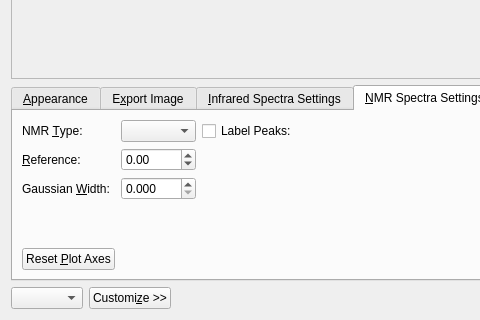
Old version of the form libavogadro/src/extensions/spectradialog.ui in the repository cryos/avogadro; both pictures show x 0 to 480 and y 228 to 548 of the 838 by 548 pixel window.
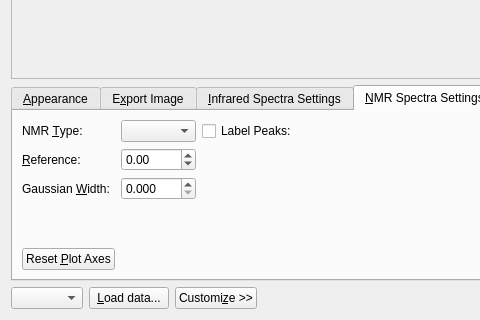
New version of the form. Custom widgets are drawn as their Qt base class.

Commit message:
Added support for loading calculated spectra that may not be included in molecule, e.g. PWSCF output.
PWSCF output does not contain geometries, and a user requested the ability to load the IR data that it outputs.

```diff
--- a/libavogadro/src/extensions/spectradialog.ui
+++ b/libavogadro/src/extensions/spectradialog.ui
@@ -27,7 +27,7 @@
      </property>
     </widget>
    </item>
-   <item row="3" column="6" colspan="3">
+   <item row="3" column="5" colspan="5">
     <spacer name="horizontalSpacer">
      <property name="orientation">
       <enum>Qt::Horizontal</enum>
@@ -839,7 +839,7 @@
      </item>
     </layout>
    </item>
-   <item row="3" column="3">
+   <item row="3" column="4">
     <widget class="QPushButton" name="push_customize">
      <property name="sizePolicy">
       <sizepolicy hsizetype="Fixed" vsizetype="Fixed">
@@ -891,6 +891,19 @@
      </property>
     </widget>
    </item>
+   <item row="3" column="3">
+    <widget class="QPushButton" name="push_loadSpectra">
+     <property name="sizePolicy">
+      <sizepolicy hsizetype="Fixed" vsizetype="Fixed">
+       <horstretch>0</horstretch>
+       <verstretch>0</verstretch>
+      </sizepolicy>
+     </property>
+     <property name="text">
+      <string>&amp;Load data...</string>
+     </property>
+    </widget>
+   </item>
   </layout>
  </widget>
  <customwidgets>
```
Left out of the diff: 6 changed lines with no effect on the pictures. The commit also changes 2 other files.
